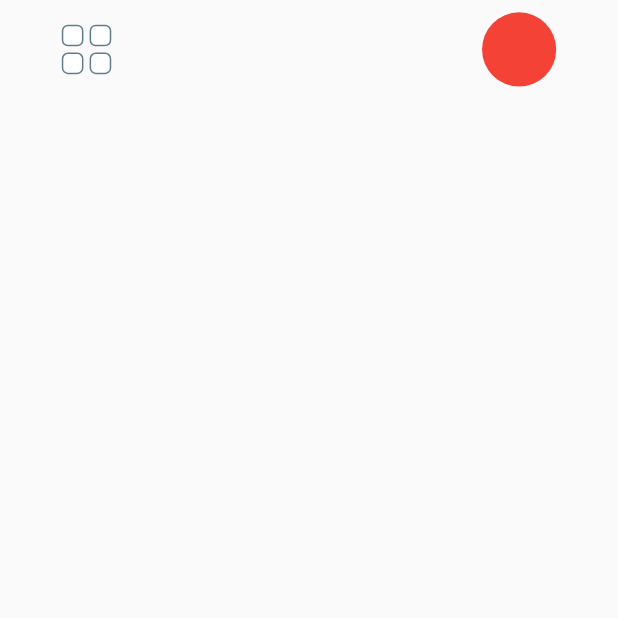
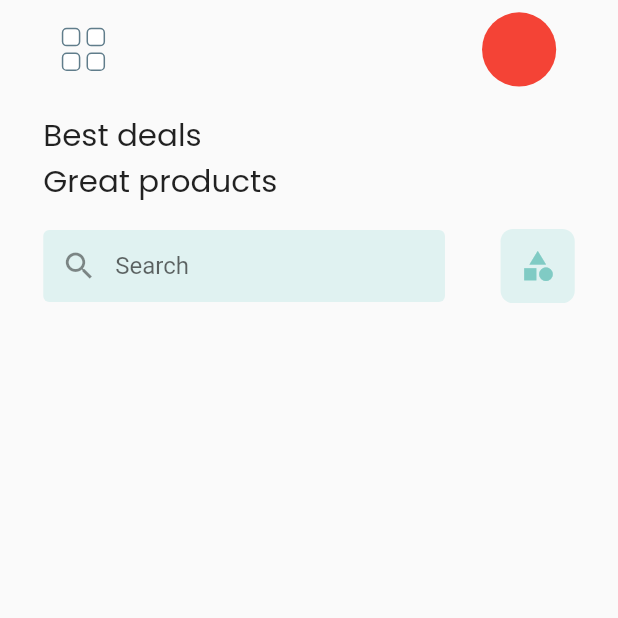
Before and after one commit to hope-miky/Flutter-Ecom, a Flutter app: the screen it shows after launch, on a phone screen of 412 x 824 dp, the top half of it. Run offline on Flutter 3.47's test engine with Material 2 defaults, Android fonts, the phone set to English and light mode, and no system bars; our stand-ins replace flutter_signin_button, google_fonts, sizer.

Commit message:
added home page search bar

```diff
--- /dev/null
+++ b/lib/components/home_page/search_bar.dart
@@ -0,0 +1,44 @@
+import 'package:flutter/material.dart';
+import 'package:sizer/sizer.dart';
+
+class HomeSearchBar extends StatelessWidget {
+  @override
+  Widget build(BuildContext context) {
+    return Container(
+      width: 100.w,
+      margin: EdgeInsets.symmetric(horizontal: 7.w, vertical: 1.h),
+      child: Row(
+        mainAxisAlignment: MainAxisAlignment.spaceBetween,
+        children: [
+          Container(
+            width: 65.w,
+            child: TextField(
+              decoration: InputDecoration(
+                fillColor: Colors.teal[50],
+                filled: true,
+                hintText: "Search",
+                prefixIcon: Icon(Icons.search),
+                contentPadding: EdgeInsets.symmetric(horizontal: 5.w),
+                border: OutlineInputBorder(
+                  borderSide: BorderSide.none,
+                ),
+              ),
+            ),
+          ),
+          Container(
+            width: 12.w,
+            height: 12.w,
+            decoration: BoxDecoration(
+                color: Colors.teal[50],
+                borderRadius: BorderRadius.circular(2.w)),
+            child: Center(
+                child: Icon(
+              Icons.category,
+              color: Colors.teal[200],
+            )),
+          )
+        ],
+      ),
+    );
+  }
+}
--- /dev/null
+++ b/lib/components/home_page/title.dart
@@ -0,0 +1,31 @@
+import 'package:flutter/material.dart';
+import 'package:google_fonts/google_fonts.dart';
+import 'package:sizer/sizer.dart';
+
+class HomePageTitle extends StatelessWidget {
+  @override
+  Widget build(BuildContext context) {
+    return Container(
+      margin: EdgeInsets.symmetric(horizontal: 7.w, vertical: 1.h),
+      width: 100.w,
+      child: Column(
+        crossAxisAlignment: CrossAxisAlignment.start,
+        children: [
+          Text(
+            "Best deals",
+            style: GoogleFonts.poppins(
+              fontSize: 15.sp,
+            ),
+          ),
+          Text(
+            "Great products",
+            style: GoogleFonts.poppins(
+              fontSize: 15.sp,
+              // fontWeight: FontWeight.w600,
+            ),
+          ),
+        ],
+      ),
+    );
+  }
+}
--- a/lib/components/menubutton.dart
+++ b/lib/components/menubutton.dart
@@ -2,13 +2,13 @@ import 'package:flutter/material.dart';
 import 'package:sizer/sizer.dart';
 
 class MenuButton extends StatelessWidget {
-  final sm = 3.5.w;
-  final rad = 1.w;
+  final sm = 3.w;
+  final rad = 0.8.w;
   @override
   Widget build(BuildContext context) {
     return Container(
-      height: 8.w,
-      width: 8.w,
+      height: 7.w,
+      width: 7.w,
       child: Column(
         mainAxisAlignment: MainAxisAlignment.spaceBetween,
         children: [
--- a/lib/screens/home.dart
+++ b/lib/screens/home.dart
@@ -1,5 +1,8 @@
+import 'package:addisecom/components/home_page/search_bar.dart';
+import 'package:addisecom/components/home_page/title.dart';
 import 'package:addisecom/components/menubutton.dart';
 import 'package:flutter/material.dart';
+import 'package:google_fonts/google_fonts.dart';
 import 'package:sizer/sizer.dart';
 
 class HomePage extends StatefulWidget {
@@ -29,7 +32,9 @@ class _HomePageState extends State<HomePage> {
                     )
                   ],
                 ),
-              )
+              ),
+              HomePageTitle(),
+              HomeSearchBar()
             ],
           ),
         ),
--- a/pubspec.yaml
+++ b/pubspec.yaml
@@ -32,6 +32,8 @@ dependencies:
   sizer: ^2.0.13
   flutter_signin_button: ^2.0.0
   intl: ^0.17.0
+  google_fonts: ^2.1.0
+  path_provider: ^2.0.3
 
 
 dev_dependencies:
```
Also changed, not shown: pubspec.lock, 3 other files.
